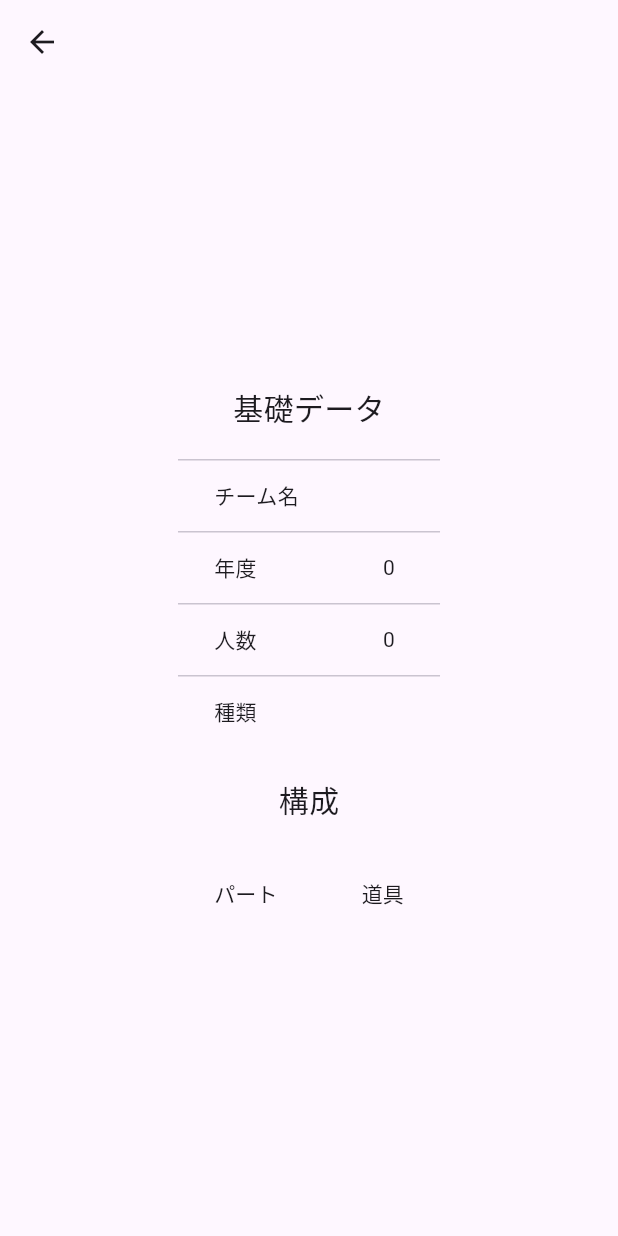
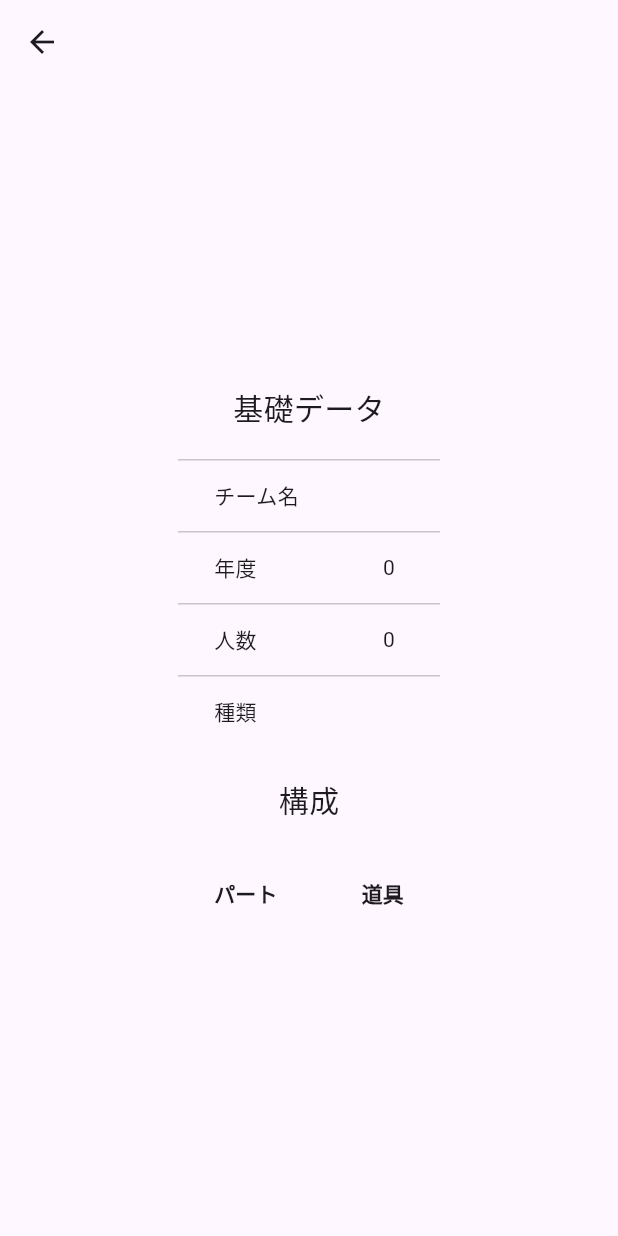
Before and after one commit to enklht/JDHelper, a Flutter app: the TeamDetail screen opened directly with empty values, on a phone screen of 412 x 824 dp. Run offline on Flutter 3.47's test engine with Material 3 defaults, Android fonts, the light colour scheme and no system bars; missing offline and left inert: fuzzywuzzy.

Commit message:
fix: :bug: adjust font weight

```diff
--- a/lib/pages/team_detail_screen.dart
+++ b/lib/pages/team_detail_screen.dart
@@ -57,8 +57,22 @@ class TeamDetail extends StatelessWidget {
                 const SizedBox(height: 20),
                 DataTable(
                   columns: const [
-                    DataColumn(label: Text("パート")),
-                    DataColumn(label: Text("道具")),
+                    DataColumn(
+                      label: Text(
+                        "パート",
+                        style: TextStyle(
+                          fontWeight: FontWeight.bold,
+                        ),
+                      ),
+                    ),
+                    DataColumn(
+                      label: Text(
+                        "道具",
+                        style: TextStyle(
+                          fontWeight: FontWeight.bold,
+                        ),
+                      ),
+                    ),
                   ],
                   rows: team.program
                       .map(
```
